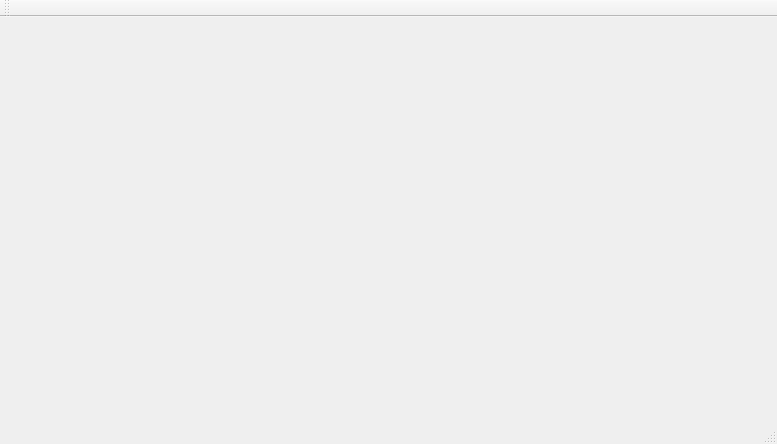
Qt form src/QtCameraSys/qcs_mainwindow.ui (ErroMsg/QtCameraSys) before a commit.
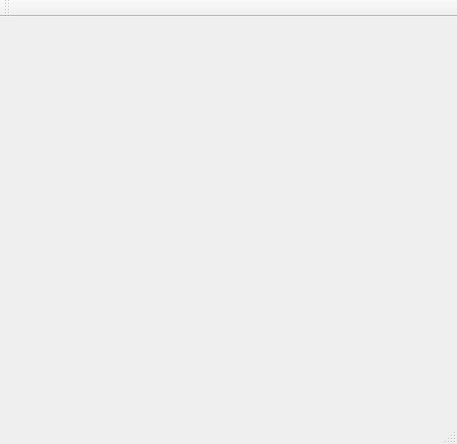
The same form after that commit.

What changed in the file:
```diff
--- a/src/QtCameraSys/qcs_mainwindow.ui
+++ b/src/QtCameraSys/qcs_mainwindow.ui
@@ -6,7 +6,7 @@
    <rect>
     <x>0</x>
     <y>0</y>
-    <width>777</width>
+    <width>457</width>
     <height>444</height>
    </rect>
   </property>
```
Left out of the diff: 2 changed lines with no effect on the pictures.
